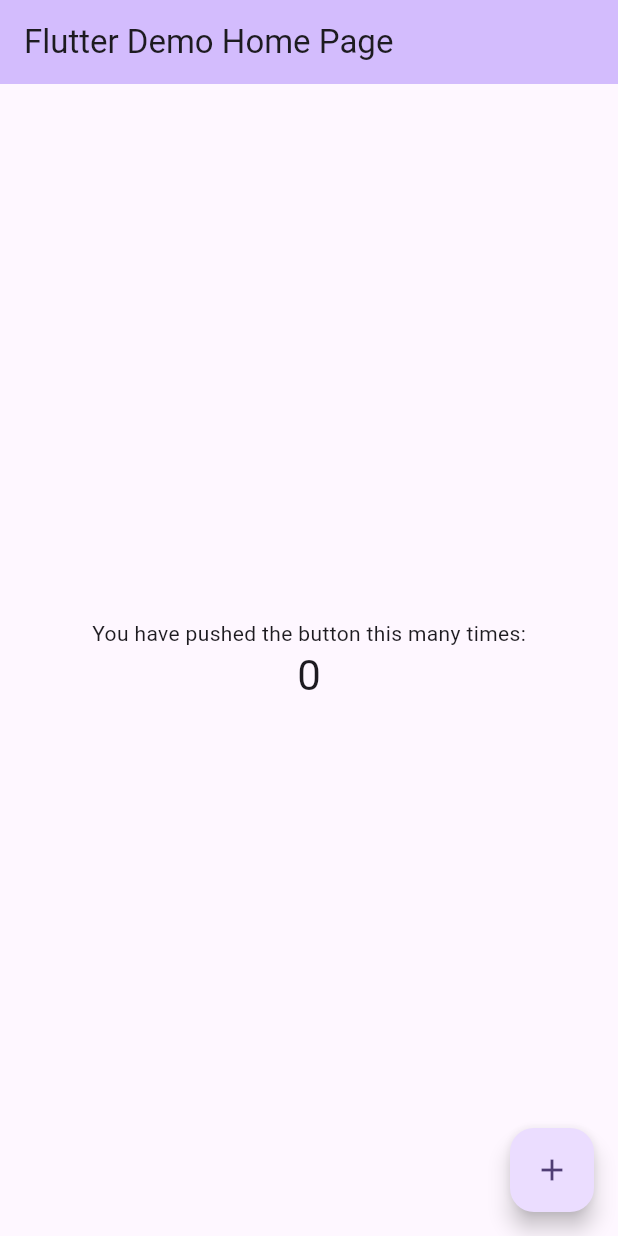
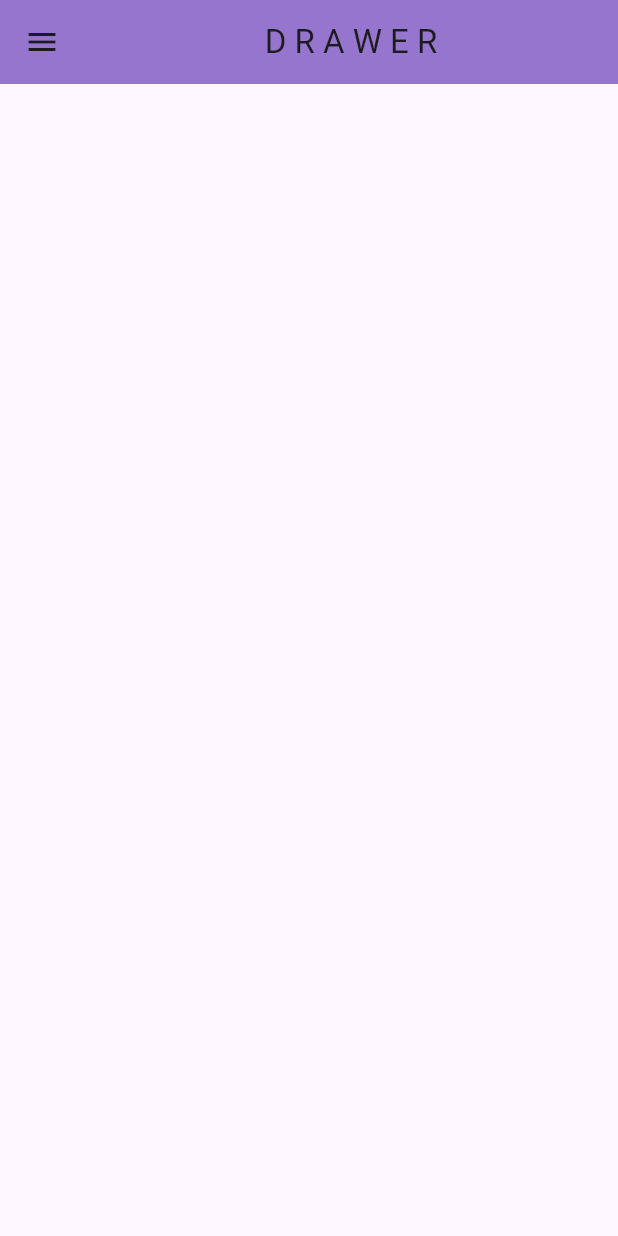
Before and after one commit to iqbalaliandra/drawertutor, a Flutter app: the screen it shows after launch, on a phone screen of 412 x 824 dp. Run offline on Flutter 3.47's test engine with Material 3 defaults, Android fonts, the phone set to English and light mode, and no system bars.

Commit message:
final commit

```diff
--- /dev/null
+++ b/lib/homepage.dart
@@ -0,0 +1,58 @@
+import 'package:drawertutor/pages/firstpage.dart';
+import 'package:drawertutor/pages/secondpage.dart';
+import 'package:flutter/material.dart';
+
+class Homepage extends StatelessWidget {
+  const Homepage({super.key});
+
+  @override
+  Widget build(BuildContext context) {
+    return Scaffold(
+      appBar: AppBar(
+        backgroundColor: Colors.deepPurple[300],
+        elevation: 0,
+        title: Center(
+          child: Text("D R A W E R"),
+        ),
+      ),
+      drawer: Drawer(
+        child: Container(
+          color: Colors.deepPurple[100],
+          child: ListView(
+            children: [
+              DrawerHeader(
+                  child: Center(
+                child: Text(
+                  "L O G O",
+                  style: TextStyle(fontSize: 40),
+                ),
+              )),
+              ListTile(
+                leading: Icon(Icons.home),
+                title: Text(
+                  "Page 1",
+                  style: TextStyle(fontSize: 20),
+                ),
+                onTap: () {
+                  Navigator.of(context).push(
+                      MaterialPageRoute(builder: (context) => FirstPage()));
+                },
+              ),
+              ListTile(
+                leading: Icon(Icons.home),
+                title: Text(
+                  "Page 2",
+                  style: TextStyle(fontSize: 20),
+                ),
+                onTap: () {
+                  Navigator.of(context).push(
+                      MaterialPageRoute(builder: (context) => SecondPage()));
+                },
+              )
+            ],
+          ),
+        ),
+      ),
+    );
+  }
+}
--- a/lib/main.dart
+++ b/lib/main.dart
@@ -1,125 +1,18 @@
+import 'package:drawertutor/homepage.dart';
 import 'package:flutter/material.dart';
 
 void main() {
-  runApp(const MyApp());
+  runApp(MyApp());
 }
 
 class MyApp extends StatelessWidget {
   const MyApp({super.key});
 
-  // This widget is the root of your application.
   @override
   Widget build(BuildContext context) {
     return MaterialApp(
-      title: 'Flutter Demo',
-      theme: ThemeData(
-        // This is the theme of your application.
-        //
-        // TRY THIS: Try running your application with "flutter run". You'll see
-        // the application has a blue toolbar. Then, without quitting the app,
-        // try changing the seedColor in the colorScheme below to Colors.green
-        // and then invoke "hot reload" (save your changes or press the "hot
-        // reload" button in a Flutter-supported IDE, or press "r" if you used
-        // the command line to start the app).
-        //
-        // Notice that the counter didn't reset back to zero; the application
-        // state is not lost during the reload. To reset the state, use hot
-        // restart instead.
-        //
-        // This works for code too, not just values: Most code changes can be
-        // tested with just a hot reload.
-        colorScheme: ColorScheme.fromSeed(seedColor: Colors.deepPurple),
-        useMaterial3: true,
-      ),
-      home: const MyHomePage(title: 'Flutter Demo Home Page'),
+      debugShowCheckedModeBanner: false,
+      home: Homepage(),
     );
   }
 }
-
-class MyHomePage extends StatefulWidget {
-  const MyHomePage({super.key, required this.title});
-
-  // This widget is the home page of your application. It is stateful, meaning
-  // that it has a State object (defined below) that contains fields that affect
-  // how it looks.
-
-  // This class is the configuration for the state. It holds the values (in this
-  // case the title) provided by the parent (in this case the App widget) and
-  // used by the build method of the State. Fields in a Widget subclass are
-  // always marked "final".
-
-  final String title;
-
-  @override
-  State<MyHomePage> createState() => _MyHomePageState();
-}
-
-class _MyHomePageState extends State<MyHomePage> {
-  int _counter = 0;
-
-  void _incrementCounter() {
-    setState(() {
-      // This call to setState tells the Flutter framework that something has
-      // changed in this State, which causes it to rerun the build method below
-      // so that the display can reflect the updated values. If we changed
-      // _counter without calling setState(), then the build method would not be
-      // called again, and so nothing would appear to happen.
-      _counter++;
-    });
-  }
-
-  @override
-  Widget build(BuildContext context) {
-    // This method is rerun every time setState is called, for instance as done
-    // by the _incrementCounter method above.
-    //
-    // The Flutter framework has been optimized to make rerunning build methods
-    // fast, so that you can just rebuild anything that needs updating rather
-    // than having to individually change instances of widgets.
-    return Scaffold(
-      appBar: AppBar(
-        // TRY THIS: Try changing the color here to a specific color (to
-        // Colors.amber, perhaps?) and trigger a hot reload to see the AppBar
-        // change color while the other colors stay the same.
-        backgroundColor: Theme.of(context).colorScheme.inversePrimary,
-        // Here we take the value from the MyHomePage object that was created by
-        // the App.build method, and use it to set our appbar title.
-        title: Text(widget.title),
-      ),
-      body: Center(
-        // Center is a layout widget. It takes a single child and positions it
-        // in the middle of the parent.
-        child: Column(
-          // Column is also a layout widget. It takes a list of children and
-          // arranges them vertically. By default, it sizes itself to fit its
-          // children horizontally, and tries to be as tall as its parent.
-          //
-          // Column has various properties to control how it sizes itself and
-          // how it positions its children. Here we use mainAxisAlignment to
-          // center the children vertically; the main axis here is the vertical
-          // axis because Columns are vertical (the cross axis would be
-          // horizontal).
-          //
-          // TRY THIS: Invoke "debug painting" (choose the "Toggle Debug Paint"
-          // action in the IDE, or press "p" in the console), to see the
-          // wireframe for each widget.
-          mainAxisAlignment: MainAxisAlignment.center,
-          children: <Widget>[
-            const Text(
-              'You have pushed the button this many times:',
-            ),
-            Text(
-              '$_counter',
-              style: Theme.of(context).textTheme.headlineMedium,
-            ),
-          ],
-        ),
-      ),
-      floatingActionButton: FloatingActionButton(
-        onPressed: _incrementCounter,
-        tooltip: 'Increment',
-        child: const Icon(Icons.add),
-      ), // This trailing comma makes auto-formatting nicer for build methods.
-    );
-  }
-}
```
Also changed, not shown: lib/pages/firstpage.dart (added, +61 -0 lines), lib/pages/secondpage.dart (added, +61 -0 lines).
